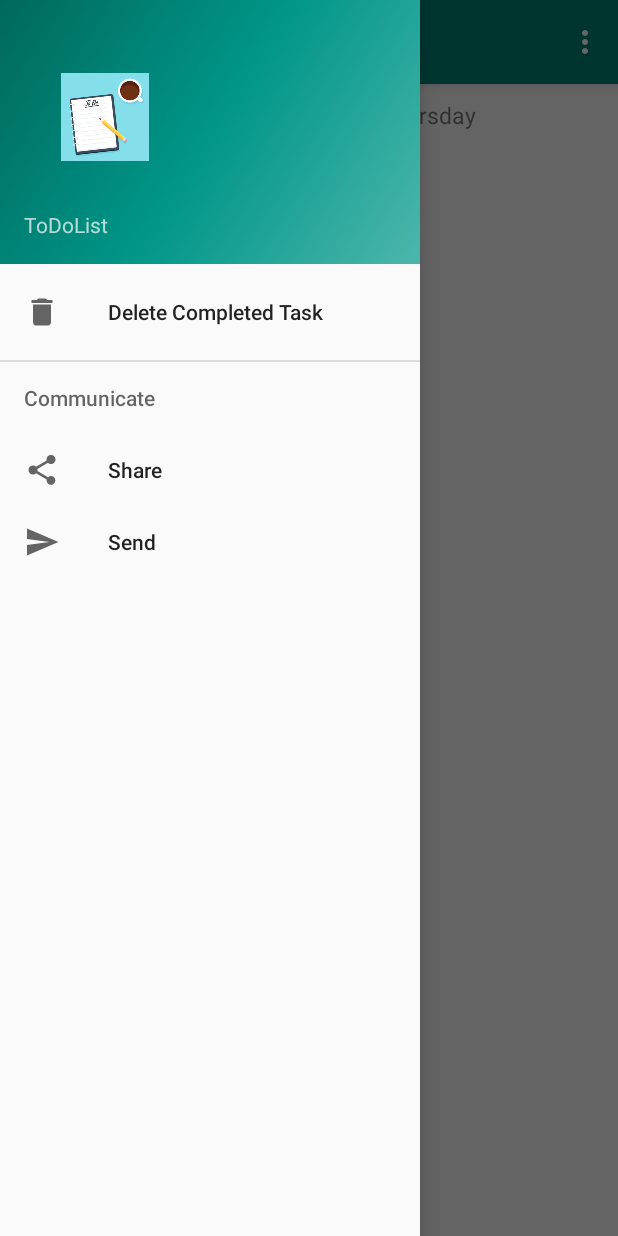
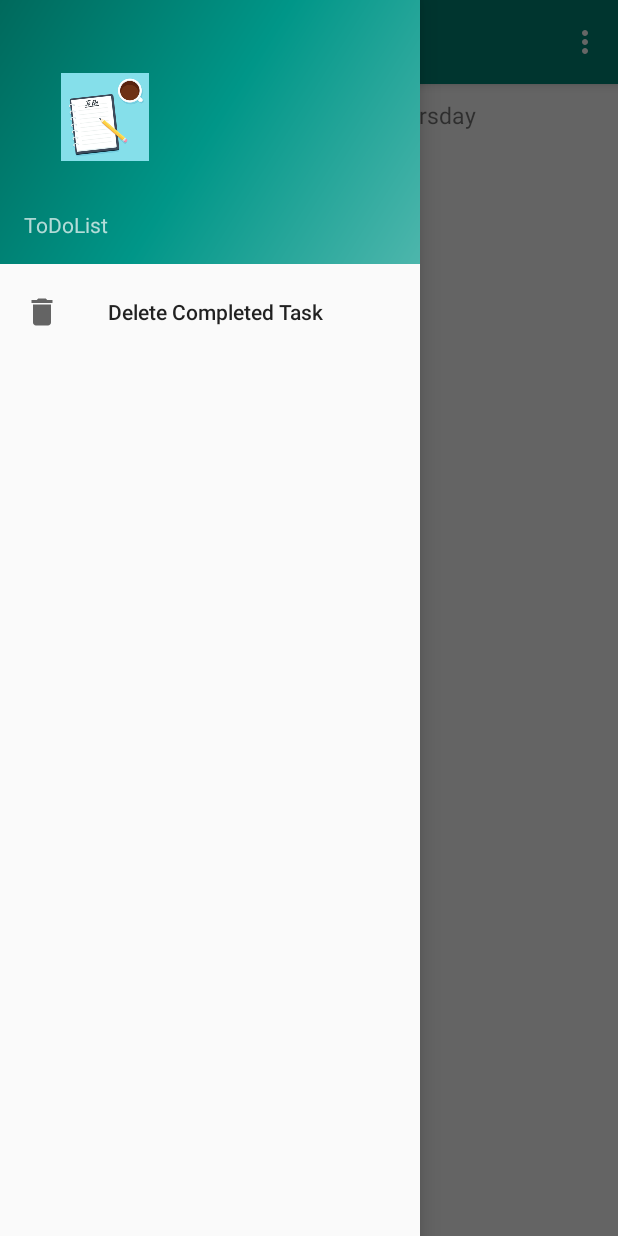
Before and after one commit to sharmin93/TodoList, an Android app: the MainActivity screen opened directly, with no data from a screen before it, with the side drawer open, on a phone screen of 412 x 824 dp. Run offline under Robolectric (Android 15) with nearby library versions, the phone set to English and light mode, and no system bars; our stand-ins replace Firebase (no records; nobody signed in at launch, a user with empty details on screens opened directly).

Commit message:
Simple fix

```diff
--- a/app/src/main/res/menu/activity_main_drawer.xml
+++ b/app/src/main/res/menu/activity_main_drawer.xml
@@ -25,7 +25,7 @@
             android:title="Tools" />
     </group>
 
-    <item android:title="Communicate" android:visible="true">
+    <item android:title="Communicate" android:visible="false">
         <menu>
             <item
                 android:id="@+id/nav_share"
```
